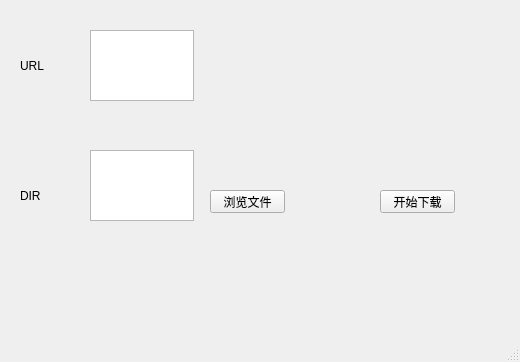
Old version of the form mainWindow.ui in the repository shooterhex/WebDownloader.
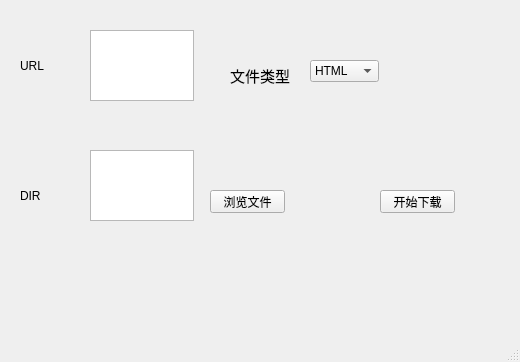
New version of the form.

Commit message: 增加注释，简单修改ui不涉及代码

```diff
--- a/mainWindow.ui
+++ b/mainWindow.ui
@@ -86,6 +86,53 @@
      <string>开始下载</string>
     </property>
    </widget>
+   <widget class="QComboBox" name="comboBox">
+    <property name="geometry">
+     <rect>
+      <x>310</x>
+      <y>60</y>
+      <width>69</width>
+      <height>22</height>
+     </rect>
+    </property>
+    <property name="currentText">
+     <string>HTML</string>
+    </property>
+    <item>
+     <property name="text">
+      <string>HTML</string>
+     </property>
+    </item>
+    <item>
+     <property name="text">
+      <string>文本</string>
+     </property>
+    </item>
+    <item>
+     <property name="text">
+      <string>图像</string>
+     </property>
+    </item>
+   </widget>
+   <widget class="QLabel" name="label_3">
+    <property name="geometry">
+     <rect>
+      <x>230</x>
+      <y>60</y>
+      <width>61</width>
+      <height>31</height>
+     </rect>
+    </property>
+    <property name="font">
+     <font>
+      <family>Adobe Arabic</family>
+      <pointsize>11</pointsize>
+     </font>
+    </property>
+    <property name="text">
+     <string>文件类型</string>
+    </property>
+   </widget>
   </widget>
   <widget class="QMenuBar" name="menubar">
    <property name="geometry">
```
The commit also changes 1 other file.
